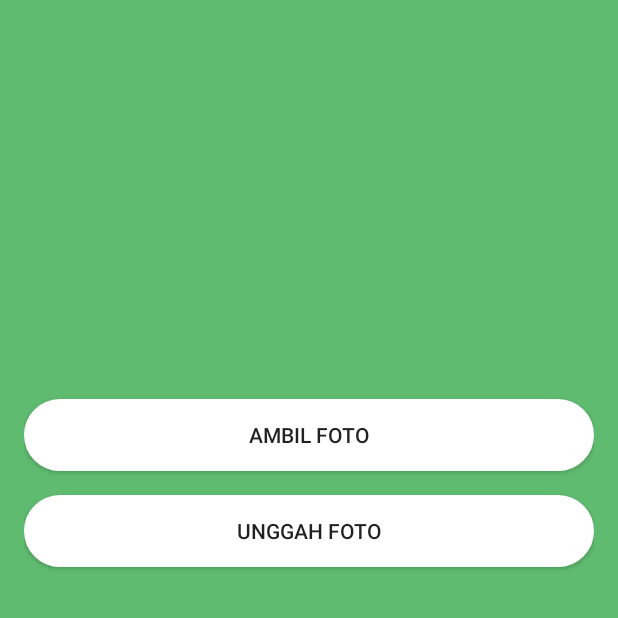
After one commit to ahmadsufyan455/MedDev, an Android app: the DiseaseDetectionActivity screen opened directly, with no data from a screen before it, on a phone screen of 412 x 824 dp, the top half of it. The commit adds this screen. Run offline under Robolectric (Android 15) with nearby library versions, the phone set to English and light mode, and no system bars.

Commit message:
add disease detection activity

```diff
--- a/MedDev/app/src/main/AndroidManifest.xml
+++ b/MedDev/app/src/main/AndroidManifest.xml
@@ -11,6 +11,7 @@
         android:roundIcon="@mipmap/ic_launcher_round"
         android:supportsRtl="true"
         android:theme="@style/Theme.MedDev">
+        <activity android:name=".dashboard.DiseaseDetectionActivity"></activity>
         <activity android:name=".detection.PhotoSelectionActivity" />
         <activity android:name=".dashboard.DashboardActivity" />
         <activity android:name=".auth.login.LoginActivity" />
--- a/MedDev/app/src/main/java/com/capstone/meddev/dashboard/DashboardActivity.kt
+++ b/MedDev/app/src/main/java/com/capstone/meddev/dashboard/DashboardActivity.kt
@@ -20,6 +20,10 @@
         setContentView(binding.root)
 
         getUsername()
+
+        binding.btnDiseaseDetection.setOnClickListener {
+            startActivity(Intent(this, DiseaseDetectionActivity::class.java))
+        }
 
         binding.btnLogout.setOnClickListener { logout() }
     }
--- /dev/null
+++ b/MedDev/app/src/main/java/com/capstone/meddev/dashboard/DiseaseDetectionActivity.kt
@@ -0,0 +1,12 @@
+package com.capstone.meddev.dashboard
+
+import androidx.appcompat.app.AppCompatActivity
+import android.os.Bundle
+import com.capstone.meddev.R
+
+class DiseaseDetectionActivity : AppCompatActivity() {
+    override fun onCreate(savedInstanceState: Bundle?) {
+        super.onCreate(savedInstanceState)
+        setContentView(R.layout.activity_disease_detection)
+    }
+}
--- a/MedDev/app/src/main/res/layout/activity_dashboard.xml
+++ b/MedDev/app/src/main/res/layout/activity_dashboard.xml
@@ -50,6 +50,7 @@
         android:orientation="vertical">
 
         <androidx.appcompat.widget.AppCompatButton
+            android:id="@+id/btnDiseaseDetection"
             android:layout_width="180dp"
             android:layout_height="180dp"
             android:background="@drawable/rounded_button_darkgreen_bg"
@@ -60,6 +61,7 @@
             android:textSize="18sp" />
 
         <androidx.appcompat.widget.AppCompatButton
+            android:id="@+id/btnHealthInformation"
             android:layout_width="180dp"
             android:layout_height="180dp"
             android:layout_marginVertical="12dp"
@@ -71,6 +73,7 @@
             android:textSize="18sp" />
 
         <androidx.appcompat.widget.AppCompatButton
+            android:id="@+id/btnHealthFacilitation"
             android:layout_width="180dp"
             android:layout_height="180dp"
             android:background="@drawable/rounded_button_darkgreen_bg"
--- /dev/null
+++ b/MedDev/app/src/main/res/layout/activity_disease_detection.xml
@@ -0,0 +1,33 @@
+<?xml version="1.0" encoding="utf-8"?>
+<androidx.constraintlayout.widget.ConstraintLayout xmlns:android="http://schemas.android.com/apk/res/android"
+    xmlns:app="http://schemas.android.com/apk/res-auto"
+    xmlns:tools="http://schemas.android.com/tools"
+    android:layout_width="match_parent"
+    android:layout_height="match_parent"
+    android:background="@color/green_bg"
+    android:padding="16dp"
+    tools:context=".dashboard.DiseaseDetectionActivity">
+
+    <androidx.appcompat.widget.AppCompatButton
+        android:id="@+id/btnTakePhoto"
+        android:layout_width="match_parent"
+        android:layout_height="wrap_content"
+        android:layout_marginTop="250dp"
+        android:background="@drawable/rounded_button_white_bg"
+        android:text="@string/ambil_foto"
+        app:layout_constraintEnd_toEndOf="parent"
+        app:layout_constraintStart_toStartOf="parent"
+        app:layout_constraintTop_toTopOf="parent" />
+
+    <androidx.appcompat.widget.AppCompatButton
+        android:id="@+id/btnUploadPhoto"
+        android:layout_width="match_parent"
+        android:layout_height="wrap_content"
+        android:layout_marginTop="16dp"
+        android:background="@drawable/rounded_button_white_bg"
+        android:text="@string/unggah_foto"
+        app:layout_constraintEnd_toEndOf="parent"
+        app:layout_constraintStart_toStartOf="parent"
+        app:layout_constraintTop_toBottomOf="@id/btnTakePhoto" />
+
+</androidx.constraintlayout.widget.ConstraintLayout>
--- a/MedDev/app/src/main/res/values/strings.xml
+++ b/MedDev/app/src/main/res/values/strings.xml
@@ -10,4 +10,6 @@
     <string name="has_account_q">Don\'t have an account?</string>
     <string name="username_hint">Username</string>
     <string name="have_an_account">Have an account ?</string>
+    <string name="ambil_foto">Ambil Foto</string>
+    <string name="unggah_foto">Unggah Foto</string>
 </resources>
```
